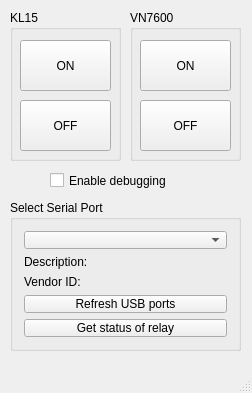
Qt form mainwindow.ui (chapppy/Sample-GUI-for-Relay-Card) before a commit.
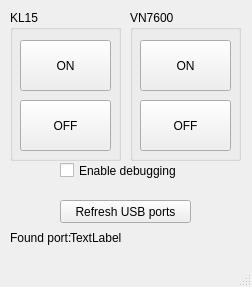
The same form after that commit.

What changed in the file:
```diff
--- a/mainwindow.ui
+++ b/mainwindow.ui
@@ -7,7 +7,7 @@
     <x>0</x>
     <y>0</y>
     <width>252</width>
-    <height>393</height>
+    <height>287</height>
    </rect>
   </property>
   <property name="sizePolicy">
@@ -23,52 +23,6 @@
    <string extracomment="Hamoun">Past vedle pasti! (v2.0)</string>
   </property>
   <widget class="QWidget" name="centralWidget">
-   <widget class="QGroupBox" name="selectBox">
-    <property name="geometry">
-     <rect>
-      <x>10</x>
-      <y>200</y>
-      <width>231</width>
-      <height>151</height>
-     </rect>
-    </property>
-    <property name="title">
-     <string>Select Serial Port</string>
-    </property>
-    <layout class="QGridLayout" name="gridLayout">
-     <item row="4" column="0">
-      <widget class="QPushButton" name="pushButton">
-       <property name="text">
-        <string>Refresh USB ports</string>
-       </property>
-      </widget>
-     </item>
-     <item row="2" column="0">
-      <widget class="QLabel" name="vidLabel">
-       <property name="text">
-        <string>Vendor ID:</string>
-       </property>
-      </widget>
-     </item>
-     <item row="0" column="0">
-      <widget class="QComboBox" name="serialPortInfoListBox"/>
-     </item>
-     <item row="1" column="0">
-      <widget class="QLabel" name="descriptionLabel">
-       <property name="text">
-        <string>Description:</string>
-       </property>
-      </widget>
-     </item>
-     <item row="5" column="0">
-      <widget class="QPushButton" name="pushButtonConnect">
-       <property name="text">
-        <string>Get status of relay</string>
-       </property>
-      </widget>
-     </item>
-    </layout>
-   </widget>
    <widget class="QGroupBox" name="groupBox">
     <property name="geometry">
      <rect>
@@ -150,8 +104,8 @@
    <widget class="QCheckBox" name="enDebugger">
     <property name="geometry">
      <rect>
-      <x>50</x>
-      <y>170</y>
+      <x>60</x>
+      <y>160</y>
       <width>141</width>
       <height>21</height>
      </rect>
@@ -163,6 +117,45 @@
      <string>Enable debugging</string>
     </property>
    </widget>
+   <widget class="QLabel" name="label">
+    <property name="geometry">
+     <rect>
+      <x>70</x>
+      <y>230</y>
+      <width>121</width>
+      <height>16</height>
+     </rect>
+    </property>
+    <property name="text">
+     <string>TextLabel</string>
+    </property>
+   </widget>
+   <widget class="QPushButton" name="pushButton">
+    <property name="geometry">
+     <rect>
+      <x>60</x>
+      <y>200</y>
+      <width>131</width>
+      <height>23</height>
+     </rect>
+    </property>
+    <property name="text">
+     <string>Refresh USB ports</string>
+    </property>
+   </widget>
+   <widget class="QLabel" name="label_2">
+    <property name="geometry">
+     <rect>
+      <x>10</x>
+      <y>230</y>
+      <width>71</width>
+      <height>16</height>
+     </rect>
+    </property>
+    <property name="text">
+     <string>Found port:</string>
+    </property>
+   </widget>
   </widget>
   <widget class="QMenuBar" name="menuBar">
    <property name="geometry">
```
Left out of the diff: 2 changed lines with no effect on the pictures.
